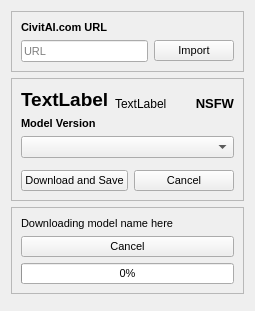
Before: the Qt Designer form src/airunner/widgets/model_manager/templates/import.ui in Capsize-Games/airunner, drawn with Qt 5.
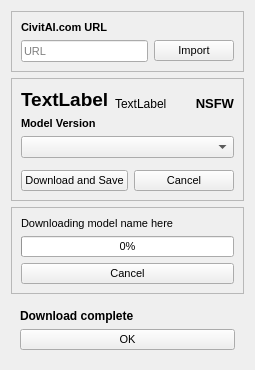
After: the same form once the commit is applied. Custom widgets are drawn as their Qt base class.

Commit message: Adds a download complete message

The edit to the form file:
```diff
--- a/src/airunner/widgets/model_manager/templates/import.ui
+++ b/src/airunner/widgets/model_manager/templates/import.ui
@@ -7,7 +7,7 @@
     <x>0</x>
     <y>0</y>
     <width>255</width>
-    <height>311</height>
+    <height>363</height>
    </rect>
   </property>
   <property name="windowTitle">
@@ -72,30 +72,6 @@
       <enum>QFrame::Raised</enum>
      </property>
      <layout class="QGridLayout" name="gridLayout">
-      <item row="0" column="0">
-       <widget class="QLabel" name="downloading_label">
-        <property name="font">
-         <font>
-          <pointsize>8</pointsize>
-         </font>
-        </property>
-        <property name="text">
-         <string>Downloading model name here</string>
-        </property>
-       </widget>
-      </item>
-      <item row="1" column="0">
-       <widget class="QPushButton" name="cancel_download_button">
-        <property name="font">
-         <font>
-          <pointsize>8</pointsize>
-         </font>
-        </property>
-        <property name="text">
-         <string>Cancel</string>
-        </property>
-       </widget>
-      </item>
       <item row="2" column="0">
        <widget class="QProgressBar" name="download_progress_bar">
         <property name="font">
@@ -108,6 +84,30 @@
         </property>
        </widget>
       </item>
+      <item row="0" column="0">
+       <widget class="QLabel" name="downloading_label">
+        <property name="font">
+         <font>
+          <pointsize>8</pointsize>
+         </font>
+        </property>
+        <property name="text">
+         <string>Downloading model name here</string>
+        </property>
+       </widget>
+      </item>
+      <item row="3" column="0">
+       <widget class="QPushButton" name="cancel_download_button">
+        <property name="font">
+         <font>
+          <pointsize>8</pointsize>
+         </font>
+        </property>
+        <property name="text">
+         <string>Cancel</string>
+        </property>
+       </widget>
+      </item>
      </layout>
     </widget>
    </item>
@@ -240,7 +240,7 @@
      </layout>
     </widget>
    </item>
-   <item row="6" column="0">
+   <item row="8" column="0">
     <spacer name="verticalSpacer">
      <property name="orientation">
       <enum>Qt::Vertical</enum>
@@ -253,6 +253,36 @@
      </property>
     </spacer>
    </item>
+   <item row="7" column="0">
+    <widget class="QWidget" name="download_complete_form" native="true">
+     <layout class="QGridLayout" name="download_complete">
+      <item row="0" column="0">
+       <widget class="QLabel" name="label">
+        <property name="font">
+         <font>
+          <bold>true</bold>
+         </font>
+        </property>
+        <property name="text">
+         <string>Download complete</string>
+        </property>
+       </widget>
+      </item>
+      <item row="1" column="0">
+       <widget class="QPushButton" name="pushButton">
+        <property name="font">
+         <font>
+          <pointsize>8</pointsize>
+         </font>
+        </property>
+        <property name="text">
+         <string>OK</string>
+        </property>
+       </widget>
+      </item>
+     </layout>
+    </widget>
+   </item>
   </layout>
  </widget>
  <customwidgets>
```
Left out of the diff: 43 changed lines with no effect on the pictures. The commit also changes 3 other files.
